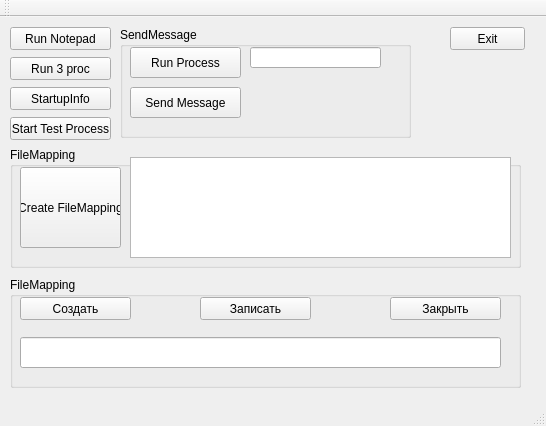
Before: the Qt Designer form 1lab/ipc/mainwindow.ui in f0rtung/LabsQt, drawn with Qt 5.
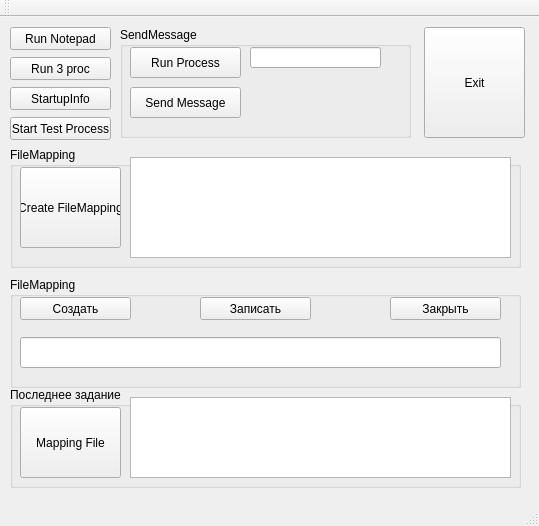
After: the same form once the commit is applied.

Patch:
```diff
--- a/1lab/ipc/mainwindow.ui
+++ b/1lab/ipc/mainwindow.ui
@@ -6,8 +6,8 @@
    <rect>
     <x>0</x>
     <y>0</y>
-    <width>546</width>
-    <height>426</height>
+    <width>539</width>
+    <height>526</height>
    </rect>
   </property>
   <property name="windowTitle">
@@ -17,10 +17,10 @@
    <widget class="QPushButton" name="exitButton">
     <property name="geometry">
      <rect>
-      <x>450</x>
+      <x>424</x>
       <y>10</y>
-      <width>75</width>
-      <height>23</height>
+      <width>101</width>
+      <height>111</height>
      </rect>
     </property>
     <property name="text">
@@ -226,6 +226,42 @@
      </property>
     </widget>
    </widget>
+   <widget class="QGroupBox" name="groupBox_4">
+    <property name="geometry">
+     <rect>
+      <x>10</x>
+      <y>370</y>
+      <width>511</width>
+      <height>101</height>
+     </rect>
+    </property>
+    <property name="title">
+     <string>Последнее задание</string>
+    </property>
+    <widget class="QTextEdit" name="textEdit">
+     <property name="geometry">
+      <rect>
+       <x>120</x>
+       <y>10</y>
+       <width>381</width>
+       <height>81</height>
+      </rect>
+     </property>
+    </widget>
+    <widget class="QPushButton" name="pushButton_2">
+     <property name="geometry">
+      <rect>
+       <x>10</x>
+       <y>20</y>
+       <width>101</width>
+       <height>71</height>
+      </rect>
+     </property>
+     <property name="text">
+      <string>Mapping File</string>
+     </property>
+    </widget>
+   </widget>
   </widget>
   <widget class="QMenuBar" name="menuBar">
    <property name="geometry">
```
Left out of the diff: 2 changed lines with no effect on the pictures.
